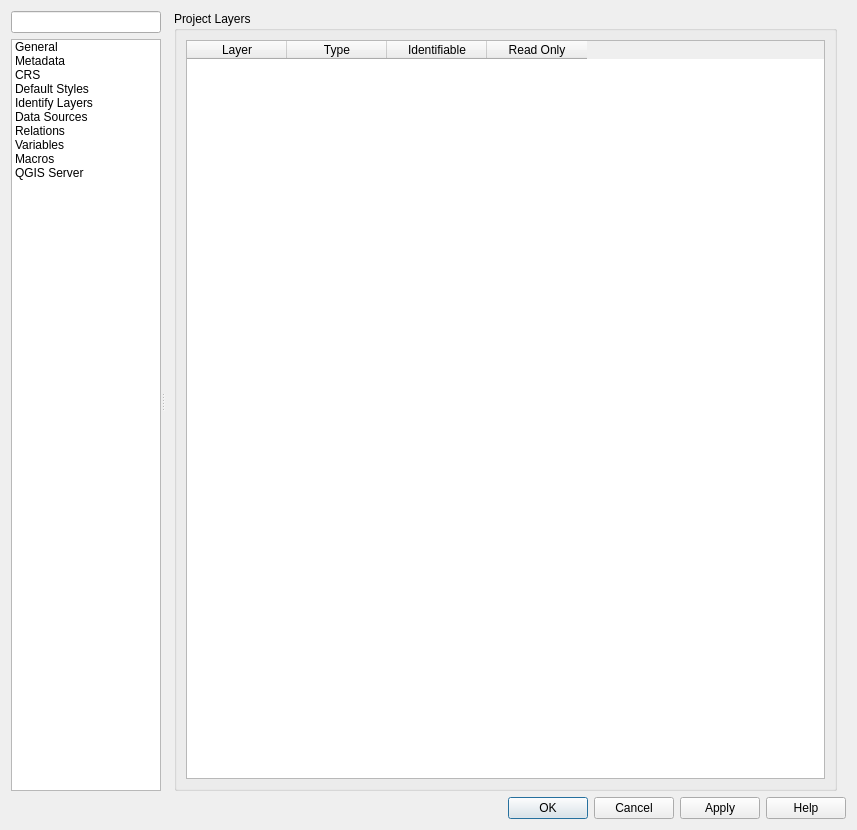
Before: the Qt Designer form src/ui/qgsprojectpropertiesbase.ui in qgis/QGIS, drawn with Qt 5.
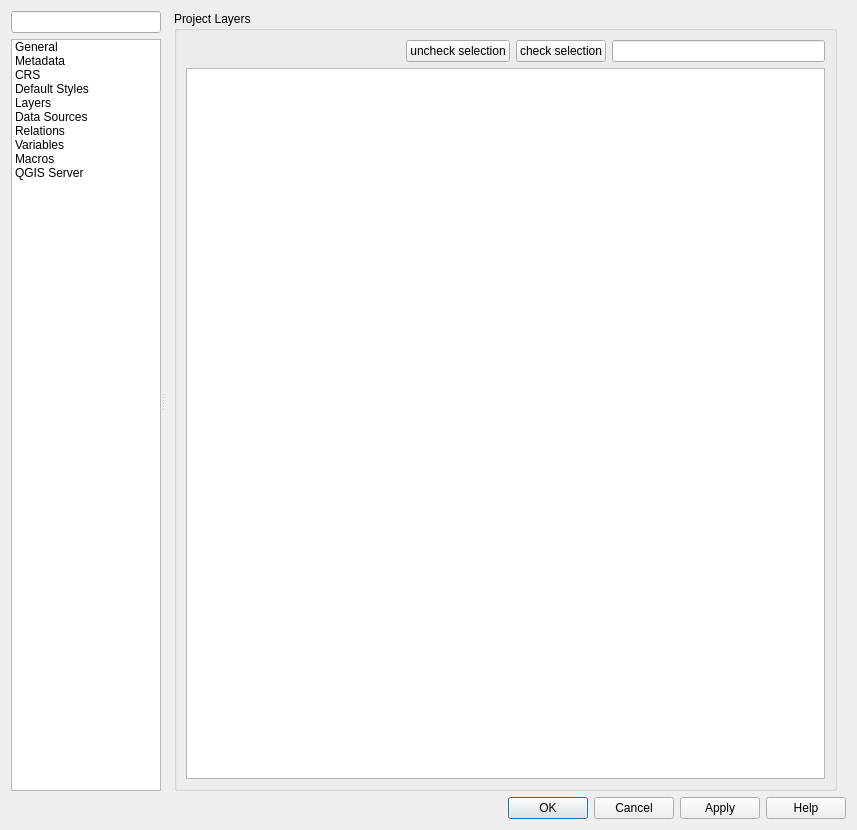
After: the same form once the commit is applied. The open tabs and pages were chosen to show the change. Icons and pictures are not drawn. Custom widgets are drawn as their Qt base class.

Commit message:
switch to legend tree for Identify Layers tab in project properties
also add a 'searchable' option for vector layers (they won't be searched in the locator)

```diff
--- a/src/ui/qgsprojectpropertiesbase.ui
+++ b/src/ui/qgsprojectpropertiesbase.ui
@@ -139,7 +139,7 @@
          </item>
          <item>
           <property name="text">
-           <string>Identify Layers</string>
+           <string>Layers</string>
           </property>
           <property name="toolTip">
            <string>Identifiable layers</string>
@@ -1388,8 +1388,8 @@
                <rect>
                 <x>0</x>
                 <y>0</y>
-                <width>120</width>
-                <height>100</height>
+                <width>676</width>
+                <height>764</height>
                </rect>
               </property>
               <layout class="QVBoxLayout" name="verticalLayout_10">
@@ -1410,32 +1410,38 @@
                  <property name="title">
                   <string>Project Layers</string>
                  </property>
-                 <layout class="QVBoxLayout" name="verticalLayout_22">
-                  <item>
-                   <widget class="QTableWidget" name="twIdentifyLayers">
-                    <property name="sortingEnabled">
-                     <bool>true</bool>
+                 <layout class="QGridLayout" name="gridLayout_20">
+                  <item row="0" column="2">
+                   <widget class="QPushButton" name="mLayerCapabilitiesCheckButton">
+                    <property name="text">
+                     <string>check selection</string>
                     </property>
-                    <column>
-                     <property name="text">
-                      <string>Layer</string>
-                     </property>
-                    </column>
-                    <column>
-                     <property name="text">
-                      <string>Type</string>
-                     </property>
-                    </column>
-                    <column>
-                     <property name="text">
-                      <string>Identifiable</string>
-                     </property>
-                    </column>
-                    <column>
-                     <property name="text">
-                      <string>Read Only</string>
-                     </property>
-                    </column>
+                   </widget>
+                  </item>
+                  <item row="1" column="0" colspan="4">
+                   <widget class="QTreeView" name="mLayerCapabilitiesTree"/>
+                  </item>
+                  <item row="0" column="0">
+                   <spacer name="horizontalSpacer_5">
+                    <property name="orientation">
+                     <enum>Qt::Horizontal</enum>
+                    </property>
+                    <property name="sizeHint" stdset="0">
+                     <size>
+                      <width>40</width>
+                      <height>20</height>
+                     </size>
+                    </property>
+                   </spacer>
+                  </item>
+                  <item row="0" column="3">
+                   <widget class="QgsFilterLineEdit" name="mLayerCapabilitiesTreeFilterLineEdit"/>
+                  </item>
+                  <item row="0" column="1">
+                   <widget class="QPushButton" name="mLayerCapabilitiesUncheckButton">
+                    <property name="text">
+                     <string>uncheck selection</string>
+                    </property>
                    </widget>
                   </item>
                  </layout>
```
Left out of the diff: 25 changed lines with no effect on the pictures. The commit also changes 8 other files.
